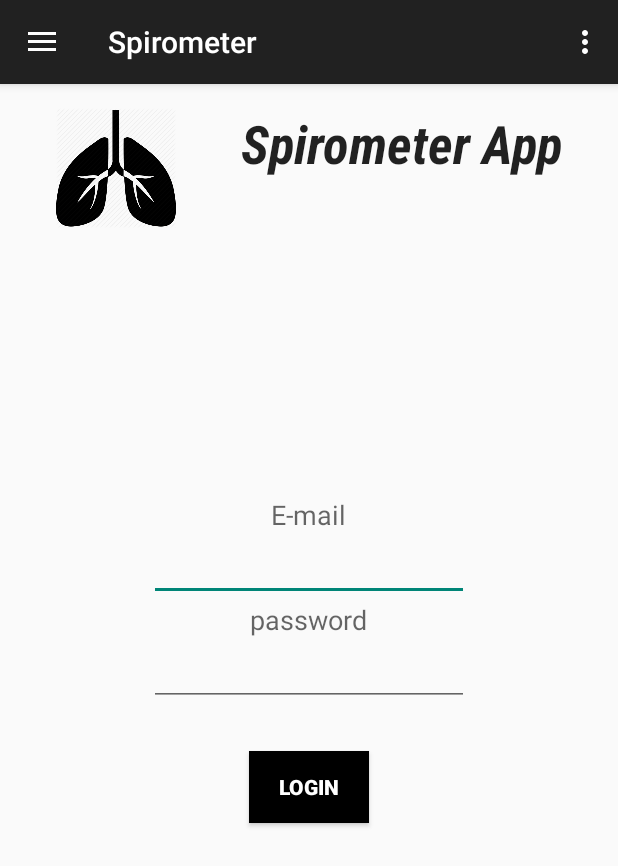
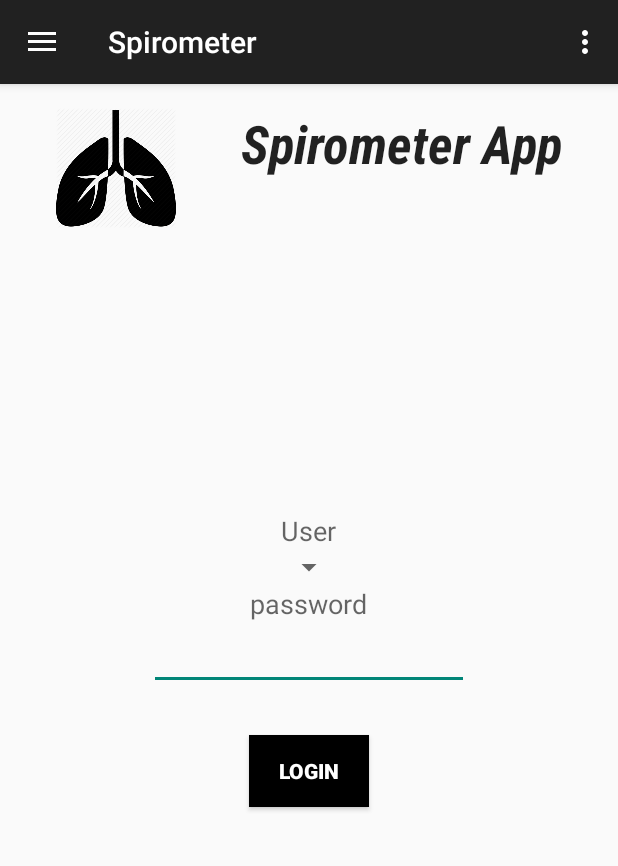
Before and after one commit to samueru735/IPD_2016-IPD16_GroupSpirometer, an Android app: the screen it shows after launch (LoginActivity), on a phone screen of 412 x 824 dp. Shown: the top 866 px of the screen. Run offline under Robolectric (Android 15) with nearby library versions, the light colour scheme and no system bars; 1 statement that could not run was skipped.

Commit message:
Added spinner Login

```diff
--- a/app/src/main/res/layout/activity_login.xml
+++ b/app/src/main/res/layout/activity_login.xml
@@ -60,15 +60,15 @@
             android:layout_width="wrap_content"
             android:layout_height="wrap_content"
             android:textAppearance="?android:attr/textAppearanceMedium"
-            android:text="E-mail"
+            android:text="User"
             android:id="@+id/textView5" />
 
-        <EditText
+        <Spinner
             android:layout_width="wrap_content"
             android:layout_height="wrap_content"
             android:inputType="textEmailAddress"
             android:ems="10"
-            android:id="@+id/usertext" />
+            android:id="@+id/userSpinner" />
 
         <TextView
             android:layout_width="wrap_content"
```
